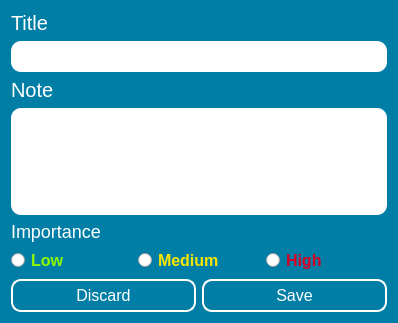
This is ui files/Edit Notes.ui in daniel-deru/Runner2 as Qt 5 draws it before an edit. The edited form follows.
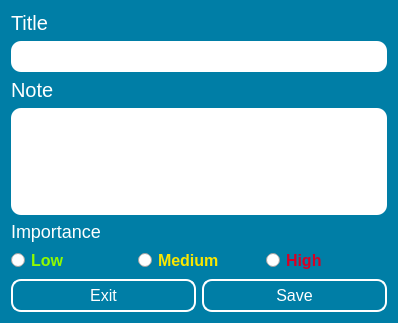
This is the edited form.

Commit message: changed the discard text to exit and changes the inactive tab color from blue to black

```diff
--- a/ui files/Edit Notes.ui
+++ b/ui files/Edit Notes.ui
@@ -135,7 +135,7 @@
 }</string>
        </property>
        <property name="text">
-        <string>Discard</string>
+        <string>Exit</string>
        </property>
       </widget>
      </item>
```
The commit also changes 29 other files.
